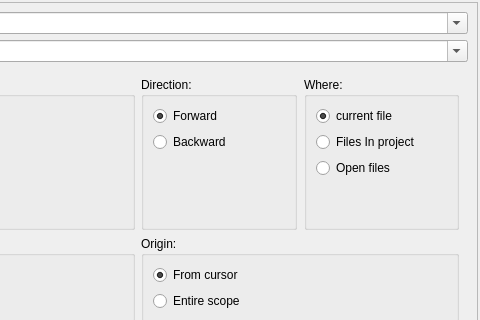
The window that RedPandaIDE/widgets/searchdialog.ui (royqh1979/RedPanda-CPP) describes before a commit, drawn with Qt 5; both pictures show x 204 to 684 and y 0 to 320 of the 684 by 548 pixel window.
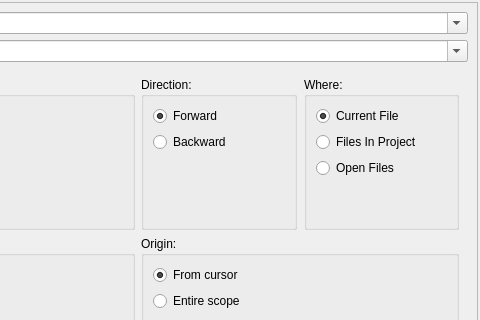
The same window after the commit.

The edit to the form file:
```diff
--- a/RedPandaIDE/widgets/searchdialog.ui
+++ b/RedPandaIDE/widgets/searchdialog.ui
@@ -260,7 +260,7 @@
                <item>
                 <widget class="QRadioButton" name="rbCurrentFile">
                  <property name="text">
-                  <string>current file</string>
+                  <string>Current File</string>
                  </property>
                  <property name="checked">
                   <bool>true</bool>
@@ -270,14 +270,14 @@
                <item>
                 <widget class="QRadioButton" name="rbProject">
                  <property name="text">
-                  <string>Files In project</string>
+                  <string>Files In Project</string>
                  </property>
                 </widget>
                </item>
                <item>
                 <widget class="QRadioButton" name="rbOpenFiles">
                  <property name="text">
-                  <string>Open files</string>
+                  <string>Open Files</string>
                  </property>
                 </widget>
                </item>
```
